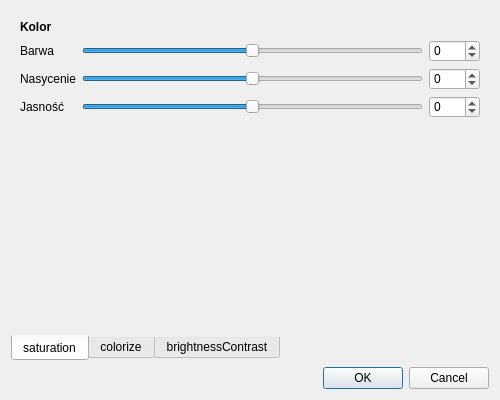
The window that colormenu.ui (NorbertWychowski/FilterApp-Qt) describes before a commit, drawn with Qt 5.
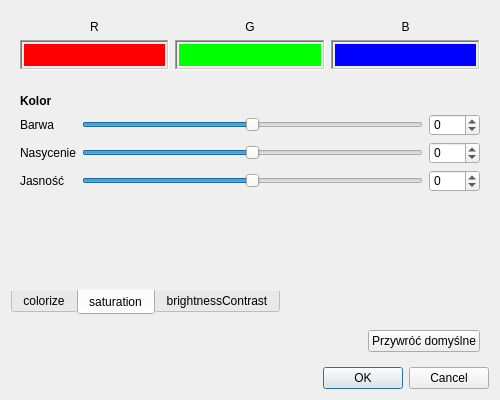
The same window after the commit. The open tabs and pages were chosen to show the change.

What changed in the file:
```diff
--- a/colormenu.ui
+++ b/colormenu.ui
@@ -29,7 +29,17 @@
    <bool>true</bool>
   </property>
   <layout class="QGridLayout" name="gridLayout">
-   <item row="0" column="0">
+   <item row="3" column="0">
+    <widget class="QDialogButtonBox" name="buttonBox">
+     <property name="orientation">
+      <enum>Qt::Horizontal</enum>
+     </property>
+     <property name="standardButtons">
+      <set>QDialogButtonBox::Cancel|QDialogButtonBox::Ok</set>
+     </property>
+    </widget>
+   </item>
+   <item row="1" column="0">
     <widget class="QTabWidget" name="tabWidget">
      <property name="styleSheet">
       <string notr="true">QTabWidget::pane {
@@ -54,132 +64,6 @@
      <property name="tabBarAutoHide">
       <bool>false</bool>
      </property>
-     <widget class="QWidget" name="tabSaturation">
-      <attribute name="title">
-       <string>saturation</string>
-      </attribute>
-      <layout class="QGridLayout" name="gridLayout_3">
-       <item row="1" column="0">
-        <widget class="QLabel" name="label_6">
-         <property name="text">
-          <string>Barwa</string>
-         </property>
-        </widget>
-       </item>
-       <item row="3" column="0">
-        <widget class="QLabel" name="label_8">
-         <property name="text">
-          <string>Jasność</string>
-         </property>
-        </widget>
-       </item>
-       <item row="2" column="0">
-        <widget class="QLabel" name="label_7">
-         <property name="text">
-          <string>Nasycenie</string>
-         </property>
-        </widget>
-       </item>
-       <item row="1" column="1">
-        <widget class="QSlider" name="sHueSlider">
-         <property name="minimum">
-          <number>-180</number>
-         </property>
-         <property name="maximum">
-          <number>180</number>
-         </property>
-         <property name="orientation">
-          <enum>Qt::Horizontal</enum>
-         </property>
-        </widget>
-       </item>
-       <item row="1" column="2">
-        <widget class="QSpinBox" name="sHueSpinBox">
-         <property name="minimum">
-          <number>-180</number>
-         </property>
-         <property name="maximum">
-          <number>180</number>
-         </property>
-        </widget>
-       </item>
-       <item row="2" column="1">
-        <widget class="QSlider" name="sSaturationSlider">
-         <property name="minimum">
-          <number>-100</number>
-         </property>
-         <property name="maximum">
-          <number>100</number>
-         </property>
-         <property name="value">
-          <number>0</number>
-         </property>
-         <property name="orientation">
-          <enum>Qt::Horizontal</enum>
-         </property>
-        </widget>
-       </item>
-       <item row="3" column="1">
-        <widget class="QSlider" name="sValueSlider">
-         <property name="minimum">
-          <number>-100</number>
-         </property>
-         <property name="maximum">
-          <number>100</number>
-         </property>
-         <property name="orientation">
-          <enum>Qt::Horizontal</enum>
-         </property>
-        </widget>
-       </item>
-       <item row="2" column="2">
-        <widget class="QSpinBox" name="sSaturationSpinBox">
-         <property name="minimum">
-          <number>-100</number>
-         </property>
-         <property name="maximum">
-          <number>100</number>
-         </property>
-        </widget>
-       </item>
-       <item row="3" column="2">
-        <widget class="QSpinBox" name="sValueSpinBox">
-         <property name="minimum">
-          <number>-100</number>
-         </property>
-         <property name="maximum">
-          <number>100</number>
-         </property>
-        </widget>
-       </item>
-       <item row="4" column="0" colspan="3">
-        <spacer name="verticalSpacer_2">
-         <property name="orientation">
-          <enum>Qt::Vertical</enum>
-         </property>
-         <property name="sizeHint" stdset="0">
-          <size>
-           <width>20</width>
-           <height>40</height>
-          </size>
-         </property>
-        </spacer>
-       </item>
-       <item row="0" column="0" colspan="3">
-        <widget class="QLabel" name="label_5">
-         <property name="font">
-          <font>
-           <weight>75</weight>
-           <bold>true</bold>
-          </font>
-         </property>
-         <property name="text">
-          <string>Kolor</string>
-         </property>
-        </widget>
-       </item>
-      </layout>
-     </widget>
      <widget class="QWidget" name="tabColorize">
       <attribute name="title">
        <string>colorize</string>
@@ -333,6 +217,138 @@
        </item>
       </layout>
      </widget>
+     <widget class="QWidget" name="tabSaturation">
+      <attribute name="title">
+       <string>saturation</string>
+      </attribute>
+      <layout class="QGridLayout" name="gridLayout_5">
+       <item row="0" column="0">
+        <widget class="QLabel" name="label_5">
+         <property name="font">
+          <font>
+           <weight>75</weight>
+           <bold>true</bold>
+          </font>
+         </property>
+         <property name="text">
+          <string>Kolor</string>
+         </property>
+        </widget>
+       </item>
+       <item row="1" column="1">
+        <widget class="QSlider" name="sHueSlider">
+         <property name="whatsThis">
+          <string/>
+         </property>
+         <property name="minimum">
+          <number>-180</number>
+         </property>
+         <property name="maximum">
+          <number>180</number>
+         </property>
+         <property name="orientation">
+          <enum>Qt::Horizontal</enum>
+         </property>
+        </widget>
+       </item>
+       <item row="2" column="0">
+        <widget class="QLabel" name="label_7">
+         <property name="text">
+          <string>Nasycenie</string>
+         </property>
+        </widget>
+       </item>
+       <item row="3" column="1">
+        <widget class="QSlider" name="sValueSlider">
+         <property name="minimum">
+          <number>-100</number>
+         </property>
+         <property name="maximum">
+          <number>100</number>
+         </property>
+         <property name="orientation">
+          <enum>Qt::Horizontal</enum>
+         </property>
+        </widget>
+       </item>
+       <item row="3" column="2">
+        <widget class="QSpinBox" name="sValueSpinBox">
+         <property name="minimum">
+          <number>-100</number>
+         </property>
+         <property name="maximum">
+          <number>100</number>
+         </property>
+        </widget>
+       </item>
+       <item row="2" column="2">
+        <widget class="QSpinBox" name="sSaturationSpinBox">
+         <property name="minimum">
+          <number>-100</number>
+         </property>
+         <property name="maximum">
+          <number>100</number>
+         </property>
+        </widget>
+       </item>
+       <item row="1" column="2">
+        <widget class="QSpinBox" name="sHueSpinBox">
+         <property name="minimum">
+          <number>-180</number>
+         </property>
+         <property name="maximum">
+          <number>180</number>
+         </property>
+        </widget>
+       </item>
+       <item row="1" column="0">
+        <widget class="QLabel" name="label_6">
+         <property name="whatsThis">
+          <string/>
+         </property>
+         <property name="text">
+          <string>Barwa</string>
+         </property>
+        </widget>
+       </item>
+       <item row="3" column="0">
+        <widget class="QLabel" name="label_8">
+         <property name="text">
+          <string>Jasność</string>
+         </property>
+        </widget>
+       </item>
+       <item row="2" column="1">
+        <widget class="QSlider" name="sSaturationSlider">
+         <property name="minimum">
+          <number>-100</number>
+         </property>
+         <property name="maximum">
+          <number>100</number>
+         </property>
+         <property name="value">
+          <number>0</number>
+         </property>
+         <property name="orientation">
+          <enum>Qt::Horizontal</enum>
+         </property>
+        </widget>
+       </item>
+       <item row="4" column="0" colspan="3">
+        <spacer name="verticalSpacer_2">
+         <property name="orientation">
+          <enum>Qt::Vertical</enum>
+         </property>
+         <property name="sizeHint" stdset="0">
+          <size>
+           <width>20</width>
+           <height>40</height>
+          </size>
+         </property>
+        </spacer>
+       </item>
+      </layout>
+     </widget>
      <widget class="QWidget" name="tabBrightnessContrast">
       <attribute name="title">
        <string>brightnessContrast</string>
@@ -428,14 +444,186 @@
      </widget>
     </widget>
    </item>
-   <item row="1" column="0">
-    <widget class="QDialogButtonBox" name="buttonBox">
-     <property name="orientation">
-      <enum>Qt::Horizontal</enum>
-     </property>
-     <property name="standardButtons">
-      <set>QDialogButtonBox::Cancel|QDialogButtonBox::Ok</set>
-     </property>
+   <item row="2" column="0">
+    <widget class="QWidget" name="restoreDefaultWidget" native="true">
+     <layout class="QGridLayout" name="gridLayout_3">
+      <item row="0" column="1">
+       <widget class="QPushButton" name="defaultPushButton">
+        <property name="text">
+         <string>Przywróć domyślne</string>
+        </property>
+       </widget>
+      </item>
+      <item row="0" column="0">
+       <spacer name="horizontalSpacer">
+        <property name="orientation">
+         <enum>Qt::Horizontal</enum>
+        </property>
+        <property name="sizeHint" stdset="0">
+         <size>
+          <width>40</width>
+          <height>20</height>
+         </size>
+        </property>
+       </spacer>
+      </item>
+     </layout>
+    </widget>
+   </item>
+   <item row="0" column="0">
+    <widget class="QWidget" name="previewWidget" native="true">
+     <layout class="QGridLayout" name="gridLayout_6">
+      <item row="0" column="2">
+       <widget class="QLabel" name="label_14">
+        <property name="text">
+         <string>B</string>
+        </property>
+        <property name="alignment">
+         <set>Qt::AlignCenter</set>
+        </property>
+       </widget>
+      </item>
+      <item row="0" column="1">
+       <widget class="QLabel" name="label_13">
+        <property name="text">
+         <string>G</string>
+        </property>
+        <property name="alignment">
+         <set>Qt::AlignCenter</set>
+        </property>
+       </widget>
+      </item>
+      <item row="0" column="0">
+       <widget class="QLabel" name="label_12">
+        <property name="text">
+         <string>R</string>
+        </property>
+        <property name="alignment">
+         <set>Qt::AlignCenter</set>
+        </property>
+       </widget>
+      </item>
+      <item row="1" column="1">
+       <widget class="QFrame" name="frame2">
+        <property name="minimumSize">
+         <size>
+          <width>0</width>
+          <height>30</height>
+         </size>
+        </property>
+        <property name="frameShape">
+         <enum>QFrame::WinPanel</enum>
+        </property>
+        <property name="frameShadow">
+         <enum>QFrame::Sunken</enum>
+        </property>
+        <property name="lineWidth">
+         <number>2</number>
+        </property>
+        <layout class="QGridLayout" name="gridLayout_8">
+         <property name="leftMargin">
+          <number>2</number>
+         </property>
+         <property name="topMargin">
+          <number>2</number>
+         </property>
+         <property name="rightMargin">
+          <number>2</number>
+         </property>
+         <property name="bottomMargin">
+          <number>2</number>
+         </property>
+         <item row="0" column="0">
+          <widget class="QWidget" name="previewGreen" native="true">
+           <property name="styleSheet">
+            <string notr="true">background-color: #0f0</string>
+           </property>
+          </widget>
+         </item>
+        </layout>
+       </widget>
+      </item>
+      <item row="1" column="0">
+       <widget class="QFrame" name="frame1">
+        <property name="minimumSize">
+         <size>
+          <width>0</width>
+          <height>30</height>
+         </size>
+        </property>
+        <property name="frameShape">
+         <enum>QFrame::WinPanel</enum>
+        </property>
+        <property name="frameShadow">
+         <enum>QFrame::Sunken</enum>
+        </property>
+        <property name="lineWidth">
+         <number>2</number>
+        </property>
+        <layout class="QGridLayout" name="gridLayout_7">
+         <property name="leftMargin">
+          <number>2</number>
+         </property>
+         <property name="topMargin">
+          <number>2</number>
+         </property>
+         <property name="rightMargin">
+          <number>2</number>
+         </property>
+         <property name="bottomMargin">
+          <number>2</number>
+         </property>
+         <item row="0" column="0">
+          <widget class="QWidget" name="previewRed" native="true">
+           <property name="styleSheet">
+            <string notr="true">background-color: #f00</string>
+           </property>
+          </widget>
+         </item>
+        </layout>
+       </widget>
+      </item>
+      <item row="1" column="2">
+       <widget class="QFrame" name="frame3">
+        <property name="minimumSize">
+         <size>
+          <width>0</width>
+          <height>30</height>
+         </size>
+        </property>
+        <property name="frameShape">
+         <enum>QFrame::WinPanel</enum>
+        </property>
+        <property name="frameShadow">
+         <enum>QFrame::Sunken</enum>
+        </property>
+        <property name="lineWidth">
+         <number>2</number>
+        </property>
+        <layout class="QGridLayout" name="gridLayout_9">
+         <property name="leftMargin">
+          <number>2</number>
+         </property>
+         <property name="topMargin">
+          <number>2</number>
+         </property>
+         <property name="rightMargin">
+          <number>2</number>
+         </property>
+         <property name="bottomMargin">
+          <number>2</number>
+         </property>
+         <item row="0" column="0">
+          <widget class="QWidget" name="previewBlue" native="true">
+           <property name="styleSheet">
+            <string notr="true">background-color: #00f</string>
+           </property>
+          </widget>
+         </item>
+        </layout>
+       </widget>
+      </item>
+     </layout>
     </widget>
    </item>
   </layout>
```
